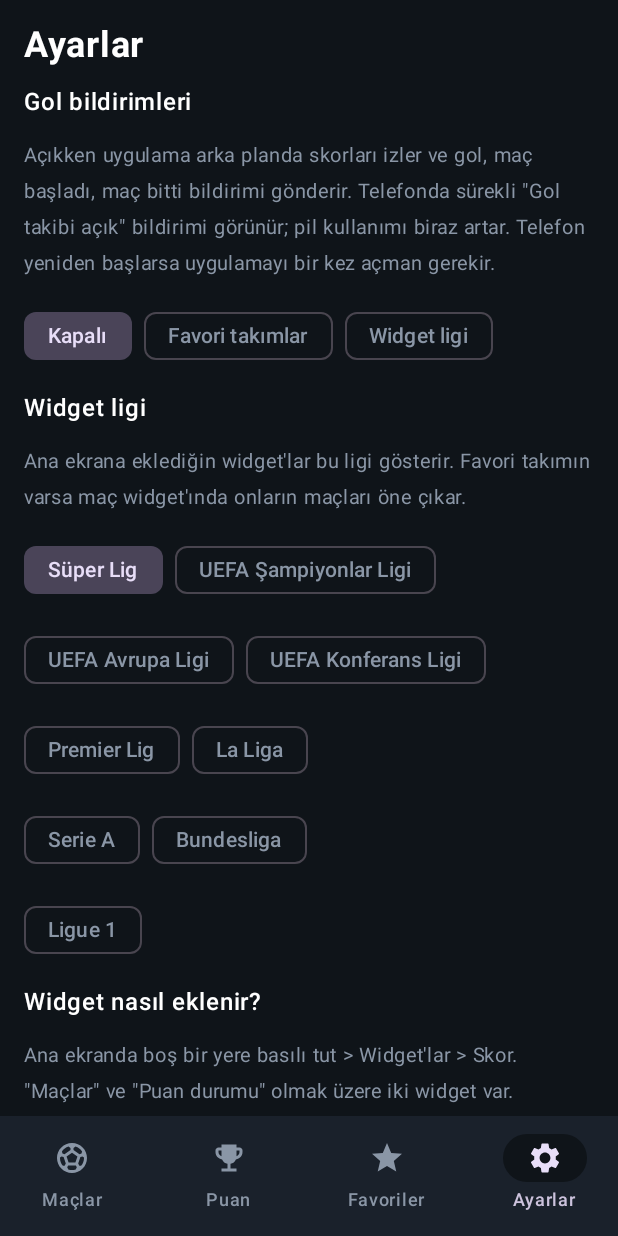
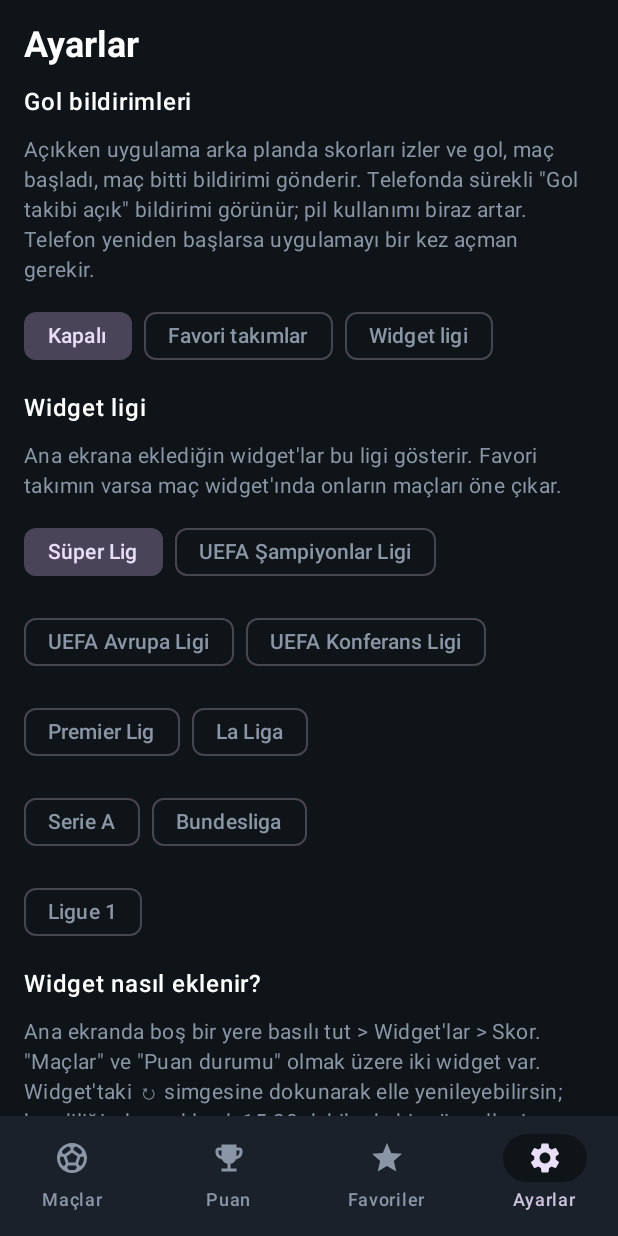
Before and after one commit to Fatihcnky/Canl-skor, an Android app built with Jetpack Compose: the screen it shows after launch (MainActivity), item 4 of the bottom bar chosen, on a phone screen of 412 x 824 dp. Run offline under Robolectric (Android 15) with nearby library versions, the phone set to English and light mode, and no system bars; libraries missing offline, so code that uses them is left out: androidx.glance, androidx.glance.appwidget; pictures from the network do not load; 1 statement that could not run was skipped.

Commit message:
Tasarım: Material 3 tip ölçeği (compose-samples tarzı), tutarlı yazı boyutları
Co-Authored-By: Claude Sonnet 5.5 <noreply@anthropic.com>
Claude-Session: https://claude.ai/code/session_017osKeoVH1qgsZb2frFj7q1

```diff
--- a/app/src/main/java/com/fatih/skor/ui/FavSettings.kt
+++ b/app/src/main/java/com/fatih/skor/ui/FavSettings.kt
@@ -37,19 +37,19 @@ fun FavoritesScreen(vm: ScoreVm, modifier: Modifier, onOpen: (Match) -> Unit) {
     val mine = all.filter { it.home.id in favs || it.away.id in favs }
 
     Column(modifier.fillMaxSize().background(Bg)) {
-        Text("Favoriler", fontSize = 24.sp, fontWeight = FontWeight.Bold, modifier = Modifier.padding(16.dp, 12.dp, 16.dp, 4.dp))
+        Text("Favoriler", style = androidx.compose.material3.MaterialTheme.typography.headlineSmall, fontWeight = FontWeight.Bold, modifier = Modifier.padding(16.dp, 12.dp, 16.dp, 4.dp))
         if (favs.isEmpty()) {
             Text("Henüz favori takım yok. Bir maça gir ve takım adının yanındaki ☆ simgesine dokun.", color = Dim, modifier = Modifier.padding(16.dp))
         } else {
             Row(Modifier.padding(horizontal = 16.dp), horizontalArrangement = Arrangement.spacedBy(8.dp)) {
-                Text(favs.values.joinToString(" · "), color = Dim, fontSize = 13.sp)
+                Text(favs.values.joinToString(" · "), color = Dim, style = androidx.compose.material3.MaterialTheme.typography.bodyMedium)
             }
             if (mine.isEmpty()) Text("Önümüzdeki 7 günde favori takımlarının maçı görünmüyor.", color = Dim, modifier = Modifier.padding(16.dp))
             LazyColumn(Modifier.fillMaxSize()) {
                 items(mine, key = { it.league.slug + it.id }) { m ->
                     val d = m.time?.atZone(ZoneId.systemDefault())?.toLocalDate()
                     Text(
-                        (d?.format(dayFmt) ?: "") + " · " + m.league.name, color = Dim, fontSize = 12.sp,
+                        (d?.format(dayFmt) ?: "") + " · " + m.league.name, color = Dim, style = androidx.compose.material3.MaterialTheme.typography.labelMedium,
                         modifier = Modifier.padding(16.dp, 10.dp, 16.dp, 2.dp),
                     )
                     MatchRow(m) { onOpen(m) }
@@ -75,25 +75,25 @@ fun SettingsScreen(vm: ScoreVm, modifier: Modifier) {
         if (need) { pending = mode; permLauncher.launch(android.Manifest.permission.POST_NOTIFICATIONS) } else vm.setAlert(mode)
     }
     Column(modifier.fillMaxSize().background(Bg).verticalScroll(rememberScrollState()).padding(16.dp), verticalArrangement = Arrangement.spacedBy(12.dp)) {
-        Text("Ayarlar", fontSize = 24.sp, fontWeight = FontWeight.Bold)
+        Text("Ayarlar", style = androidx.compose.material3.MaterialTheme.typography.headlineSmall, fontWeight = FontWeight.Bold)
         Text("Gol bildirimleri", fontWeight = FontWeight.SemiBold)
-        Text("Açıkken uygulama arka planda skorları izler ve gol, maç başladı, maç bitti bildirimi gönderir. Telefonda sürekli \"Gol takibi açık\" bildirimi görünür; pil kullanımı biraz artar. Telefon yeniden başlarsa uygulamayı bir kez açman gerekir.", color = Dim, fontSize = 13.sp)
+        Text("Açıkken uygulama arka planda skorları izler ve gol, maç başladı, maç bitti bildirimi gönderir. Telefonda sürekli \"Gol takibi açık\" bildirimi görünür; pil kullanımı biraz artar. Telefon yeniden başlarsa uygulamayı bir kez açman gerekir.", color = Dim, style = androidx.compose.material3.MaterialTheme.typography.bodyMedium)
         Row(horizontalArrangement = Arrangement.spacedBy(8.dp)) {
             FilterChip(selected = alert == 0, onClick = { chooseAlert(0) }, label = { Text("Kapalı") })
             FilterChip(selected = alert == 1, onClick = { chooseAlert(1) }, label = { Text("Favori takımlar") })
             FilterChip(selected = alert == 2, onClick = { chooseAlert(2) }, label = { Text("Widget ligi") })
         }
         Text("Widget ligi", fontWeight = FontWeight.SemiBold)
-        Text("Ana ekrana eklediğin widget'lar bu ligi gösterir. Favori takımın varsa maç widget'ında onların maçları öne çıkar.", color = Dim, fontSize = 13.sp)
+        Text("Ana ekrana eklediğin widget'lar bu ligi gösterir. Favori takımın varsa maç widget'ında onların maçları öne çıkar.", color = Dim, style = androidx.compose.material3.MaterialTheme.typography.bodyMedium)
         LEAGUES.chunked(2).forEach { row ->
             Row(horizontalArrangement = Arrangement.spacedBy(8.dp)) {
                 row.forEach { l -> FilterChip(selected = wl == l.slug, onClick = { vm.setWidgetLeague(l.slug) }, label = { Text(l.name) }) }
             }
         }
         Text("Widget nasıl eklenir?", fontWeight = FontWeight.SemiBold)
-        Text("Ana ekranda boş bir yere basılı tut > Widget'lar > Skor. \"Maçlar\" ve \"Puan durumu\" olmak üzere iki widget var. Widget'taki ↻ simgesine dokunarak elle yenileyebilirsin; kendiliğinden yaklaşık 15-30 dakikada bir güncellenir.", color = Dim, fontSize = 13.sp)
+        Text("Ana ekranda boş bir yere basılı tut > Widget'lar > Skor. \"Maçlar\" ve \"Puan durumu\" olmak üzere iki widget var. Widget'taki ↻ simgesine dokunarak elle yenileyebilirsin; kendiliğinden yaklaşık 15-30 dakikada bir güncellenir.", color = Dim, style = androidx.compose.material3.MaterialTheme.typography.bodyMedium)
         Text("Veri kaynağı", fontWeight = FontWeight.SemiBold)
-        Text("Skorlar ve tablolar ESPN'in herkese açık JSON uç noktalarından gelir. Resmî bir API olmadığı için bazen gecikebilir veya bir lig için veri gelmeyebilir.", color = Dim, fontSize = 13.sp)
+        Text("Skorlar ve tablolar ESPN'in herkese açık JSON uç noktalarından gelir. Resmî bir API olmadığı için bazen gecikebilir veya bir lig için veri gelmeyebilir.", color = Dim, style = androidx.compose.material3.MaterialTheme.typography.bodyMedium)
         TextButton(onClick = { vm.refresh(false); vm.loadStandings(); vm.loadFavMatches() }) { Text("Tüm verileri yenile") }
     }
 }
--- a/app/src/main/java/com/fatih/skor/ui/Theme.kt
+++ b/app/src/main/java/com/fatih/skor/ui/Theme.kt
@@ -1,6 +1,10 @@
 package com.fatih.skor.ui
 
 import androidx.compose.material3.MaterialTheme
+import androidx.compose.material3.Typography
+import androidx.compose.ui.text.TextStyle
+import androidx.compose.ui.text.font.FontWeight
+import androidx.compose.ui.unit.sp
 import androidx.compose.material3.darkColorScheme
 import androidx.compose.runtime.Composable
 import androidx.compose.ui.graphics.Color
@@ -19,6 +23,23 @@ fun SkorTheme(content: @Composable () -> Unit) {
             onBackground = Color.White, onSurface = Color.White,
             surfaceVariant = Card, onSurfaceVariant = Dim,
         ),
+        typography = SkorTypography,
         content = content,
     )
 }
+
+// Material 3 tip ölçeği (compose-samples'taki gibi 4dp ızgarasına oturan satır yükseklikleri)
+private val SkorTypography = Typography(
+    headlineLarge = TextStyle(fontSize = 32.sp, lineHeight = 40.sp, fontWeight = FontWeight.Bold),
+    headlineMedium = TextStyle(fontSize = 28.sp, lineHeight = 36.sp, fontWeight = FontWeight.Bold),
+    headlineSmall = TextStyle(fontSize = 24.sp, lineHeight = 32.sp, fontWeight = FontWeight.Bold),
+    titleLarge = TextStyle(fontSize = 22.sp, lineHeight = 28.sp, fontWeight = FontWeight.SemiBold),
+    titleMedium = TextStyle(fontSize = 16.sp, lineHeight = 24.sp, fontWeight = FontWeight.SemiBold, letterSpacing = 0.15.sp),
+    titleSmall = TextStyle(fontSize = 14.sp, lineHeight = 20.sp, fontWeight = FontWeight.SemiBold, letterSpacing = 0.1.sp),
+    bodyLarge = TextStyle(fontSize = 16.sp, lineHeight = 24.sp, letterSpacing = 0.5.sp),
+    bodyMedium = TextStyle(fontSize = 14.sp, lineHeight = 20.sp, letterSpacing = 0.25.sp),
+    bodySmall = TextStyle(fontSize = 12.sp, lineHeight = 16.sp, letterSpacing = 0.4.sp),
+    labelLarge = TextStyle(fontSize = 14.sp, lineHeight = 20.sp, fontWeight = FontWeight.Medium, letterSpacing = 0.1.sp),
+    labelMedium = TextStyle(fontSize = 12.sp, lineHeight = 16.sp, fontWeight = FontWeight.Medium, letterSpacing = 0.5.sp),
+    labelSmall = TextStyle(fontSize = 11.sp, lineHeight = 16.sp, fontWeight = FontWeight.Medium, letterSpacing = 0.5.sp),
+)
```
Also changed, not shown: app/src/main/java/com/fatih/skor/ui/DetailScreen.kt (+13 -13 lines), app/src/main/java/com/fatih/skor/ui/MatchesScreen.kt (+5 -5 lines), app/src/main/java/com/fatih/skor/ui/TableScreen.kt (+9 -9 lines).
